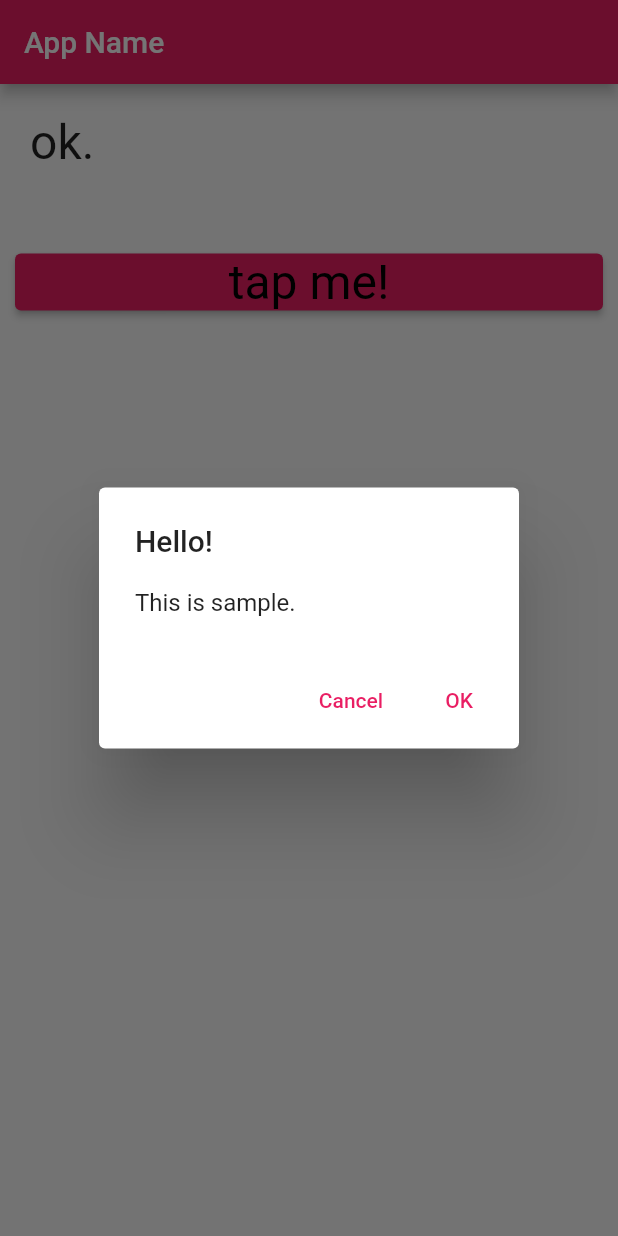
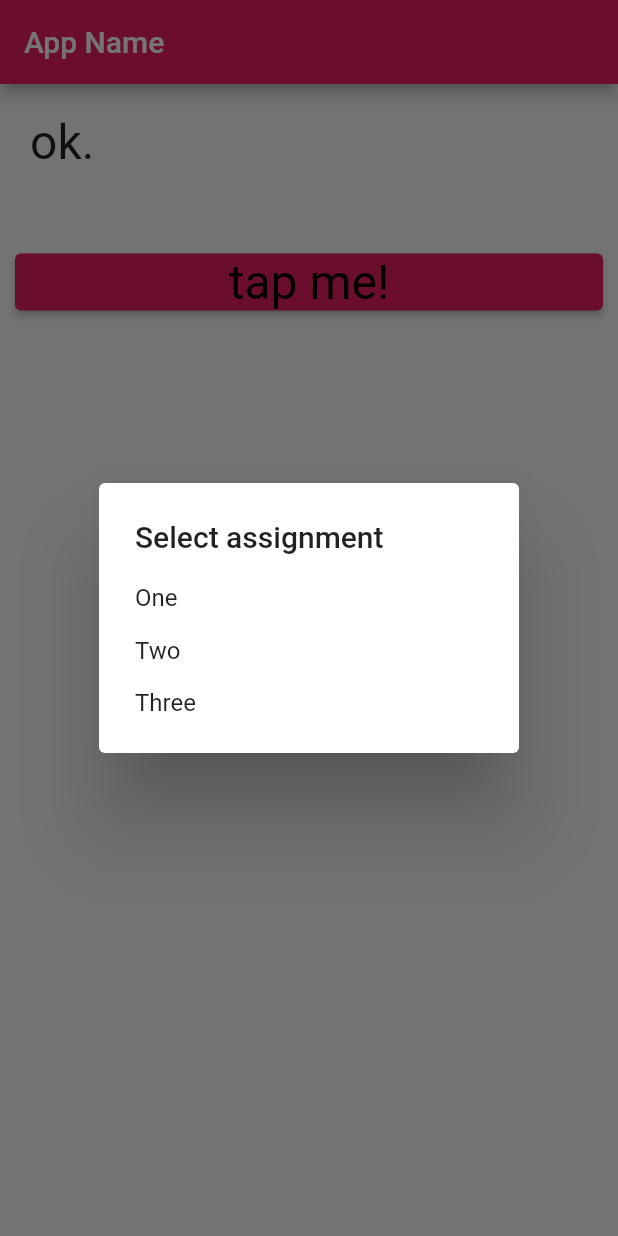
Before and after one commit to hirossk/flutter_app, a Flutter app: the screen it shows after launch, after a tap on "tap me!", on a phone screen of 412 x 824 dp. Run offline on Flutter 3.47's test engine with Material 2 defaults, Android fonts, the phone set to English and light mode, and no system bars.

Commit message:
chapter3-18-1

```diff
--- a/lib/main.dart
+++ b/lib/main.dart
@@ -76,16 +76,21 @@ class _MyHomePageState extends State<MyHomePage> {
   void buttonPressed() {
     showDialog(
       context: context,
-      builder: (BuildContext context) => AlertDialog(
-        title: const Text("Hello!"),
-        content: const Text("This is sample."),
-        actions: <Widget>[
-          TextButton(
-              child: const Text('Cancel'),
-              onPressed: () => Navigator.pop<String>(context, 'Cancel')),
-          TextButton(
-              child: const Text('OK'),
-              onPressed: () => Navigator.pop<String>(context, 'OK'))
+      builder: (BuildContext context) => SimpleDialog(
+        title: const Text('Select assignment'),
+        children: <Widget>[
+          SimpleDialogOption(
+            onPressed: () => Navigator.pop<String>(context, 'One'),
+            child: const Text('One'),
+          ),
+          SimpleDialogOption(
+            onPressed: () => Navigator.pop<String>(context, 'Two'),
+            child: const Text('Two'),
+          ),
+          SimpleDialogOption(
+            onPressed: () => Navigator.pop<String>(context, 'Three'),
+            child: const Text('Three'),
+          ),
         ],
       ),
     ).then<void>((value) => resultAlert(value));
```
